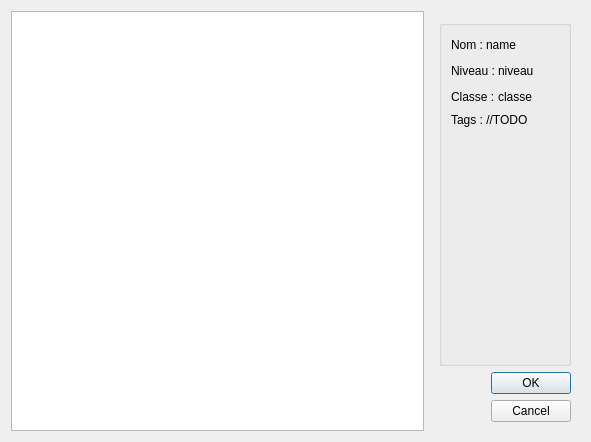
First picture: the form in src/ui/c_load_builder_dialog.ui, repository UgVo/Wakfu-Builder, before the edit.
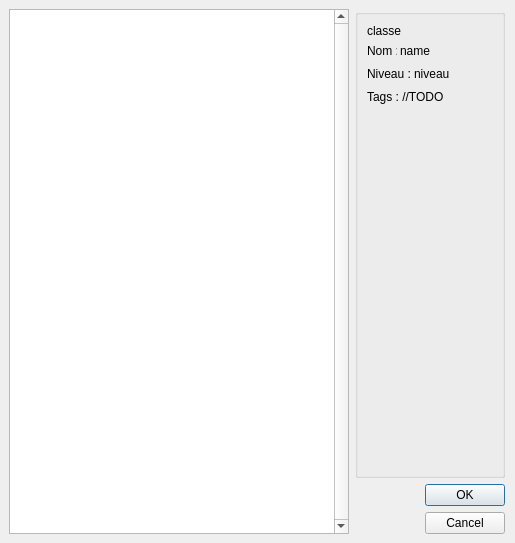
Second picture: the form after the edit.

What changed in the file:
```diff
--- a/src/ui/c_load_builder_dialog.ui
+++ b/src/ui/c_load_builder_dialog.ui
@@ -6,16 +6,50 @@
    <rect>
     <x>0</x>
     <y>0</y>
-    <width>591</width>
-    <height>442</height>
+    <width>515</width>
+    <height>543</height>
    </rect>
   </property>
   <property name="windowTitle">
    <string>Dialog</string>
   </property>
+  <layout class="QVBoxLayout" name="verticalLayout_2">
+   <property name="leftMargin">
+    <number>0</number>
+   </property>
+   <property name="topMargin">
+    <number>0</number>
+   </property>
+   <property name="rightMargin">
+    <number>0</number>
+   </property>
+   <property name="bottomMargin">
+    <number>0</number>
+   </property>
+   <item>
+    <widget class="QWidget" name="widget" native="true">
   <layout class="QHBoxLayout" name="horizontalLayout_2">
    <item>
-    <widget class="QTableView" name="tableView"/>
+       <widget class="QTableView" name="tableView">
+        <property name="minimumSize">
+         <size>
+          <width>340</width>
+          <height>0</height>
+         </size>
+        </property>
+        <property name="maximumSize">
+         <size>
+          <width>340</width>
+          <height>16777215</height>
+         </size>
+        </property>
+        <property name="verticalScrollBarPolicy">
+         <enum>Qt::ScrollBarAlwaysOn</enum>
+        </property>
+        <property name="horizontalScrollBarPolicy">
+         <enum>Qt::ScrollBarAlwaysOff</enum>
+        </property>
+       </widget>
    </item>
    <item>
     <widget class="QWidget" name="verticalWidget" native="true">
@@ -26,12 +60,31 @@
       </size>
      </property>
      <layout class="QVBoxLayout" name="verticalLayout">
+         <property name="leftMargin">
+          <number>0</number>
+         </property>
+         <property name="topMargin">
+          <number>0</number>
+         </property>
+         <property name="rightMargin">
+          <number>0</number>
+         </property>
+         <property name="bottomMargin">
+          <number>0</number>
+         </property>
       <item>
        <widget class="QGroupBox" name="groupBox">
         <property name="title">
          <string/>
         </property>
         <layout class="QVBoxLayout" name="verticalLayout_3">
+            <item>
+             <widget class="QLabel" name="classe">
+              <property name="text">
+               <string>classe</string>
+              </property>
+             </widget>
+            </item>
          <item>
           <layout class="QHBoxLayout" name="horizontalLayout_3">
            <property name="spacing">
@@ -39,9 +92,18 @@
            </property>
            <item>
             <widget class="QLabel" name="label_5">
+                <property name="maximumSize">
+                 <size>
+                  <width>30</width>
+                  <height>16777215</height>
+                 </size>
+                </property>
              <property name="text">
               <string>Nom :</string>
              </property>
+                <property name="alignment">
+                 <set>Qt::AlignLeading|Qt::AlignLeft|Qt::AlignTop</set>
+                </property>
             </widget>
            </item>
            <item>
@@ -49,21 +111,11 @@
              <property name="text">
               <string>name</string>
              </property>
-            </widget>
-           </item>
-           <item>
-            <spacer name="horizontalSpacer_2">
-             <property name="orientation">
-              <enum>Qt::Horizontal</enum>
-             </property>
-             <property name="sizeHint" stdset="0">
-              <size>
-               <width>40</width>
-               <height>20</height>
-              </size>
-             </property>
-            </spacer>
-           </item>
+                <property name="wordWrap">
+                 <bool>true</bool>
+                </property>
+               </widget>
+              </item>
           </layout>
          </item>
          <item>
@@ -100,40 +152,6 @@
            </item>
           </layout>
          </item>
-         <item>
-          <layout class="QHBoxLayout" name="horizontalLayout_5">
-           <property name="spacing">
-            <number>3</number>
-           </property>
-           <item>
-            <widget class="QLabel" name="label_3">
-             <property name="text">
-              <string>Classe :</string>
-             </property>
-            </widget>
-           </item>
-           <item>
-            <widget class="QLabel" name="classe">
-             <property name="text">
-              <string>classe</string>
-             </property>
-            </widget>
-           </item>
-           <item>
-            <spacer name="horizontalSpacer_4">
-             <property name="orientation">
-              <enum>Qt::Horizontal</enum>
-             </property>
-             <property name="sizeHint" stdset="0">
-              <size>
-               <width>40</width>
-               <height>20</height>
-              </size>
-             </property>
-            </spacer>
-           </item>
-          </layout>
-         </item>
          <item>
           <widget class="QLabel" name="label_4">
            <property name="text">
@@ -199,6 +217,9 @@
            <property name="standardButtons">
             <set>QDialogButtonBox::Cancel|QDialogButtonBox::Ok</set>
            </property>
+             </widget>
+            </item>
+           </layout>
           </widget>
          </item>
         </layout>
```
Lines whose indentation alone changed are shown as unchanged.
